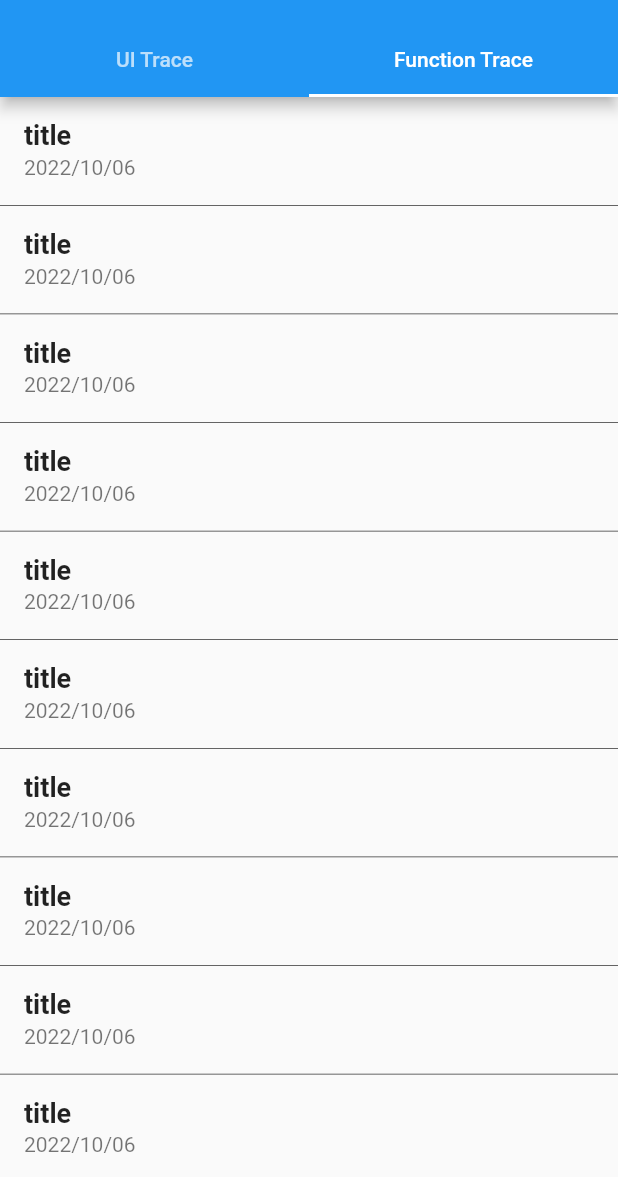
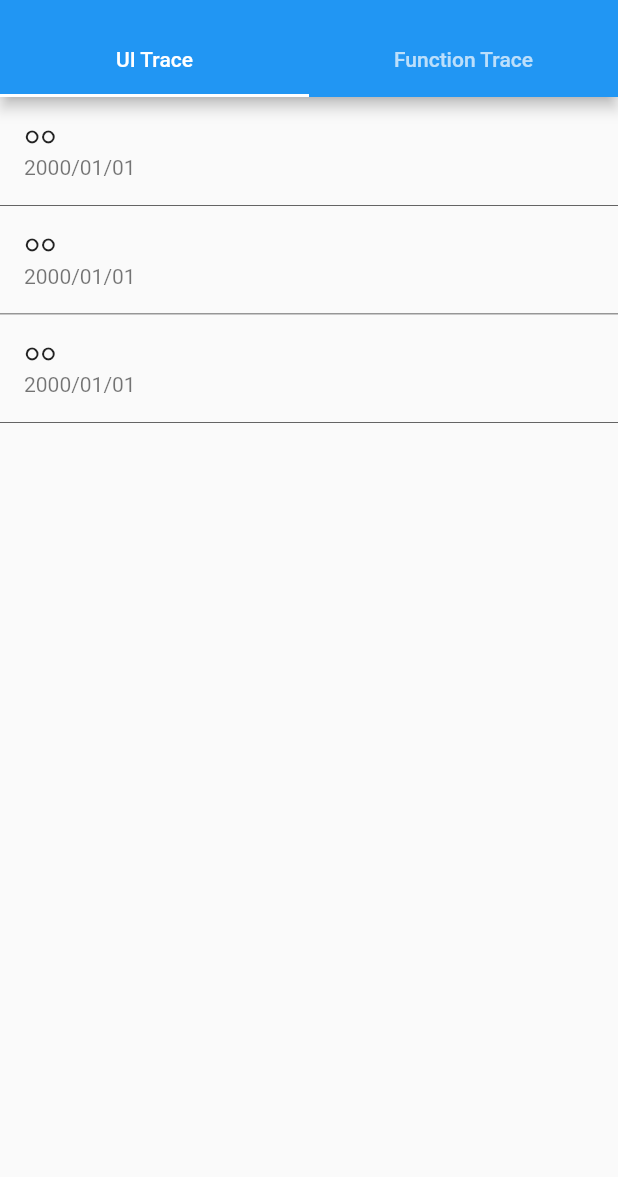
Before and after one commit to KobayashiYoh/weekly_trace_challenge, a Flutter app: the screen it shows after launch, on a phone screen of 412 x 824 dp, the part 59-1236 px from its top. Run offline on Flutter 3.47's test engine with Material 2 defaults, Android fonts, the light colour scheme and no system bars.

Commit message:
トレースアイテムを表示

```diff
--- a/lib/top_page/top_page.dart
+++ b/lib/top_page/top_page.dart
@@ -11,7 +11,7 @@ class TopPage extends StatelessWidget {
   @override
   Widget build(BuildContext context) {
     return DefaultTabController(
-      initialIndex: 1,
+      initialIndex: 0,
       length: _titleTexts.length,
       child: Scaffold(
         appBar: AppBar(
--- a/lib/top_page/trace_item_list_view.dart
+++ b/lib/top_page/trace_item_list_view.dart
@@ -1,18 +1,59 @@
 import 'package:flutter/material.dart';
+import 'package:weekly_trace_challenge/top_page/trace.dart';
 import 'package:weekly_trace_challenge/top_page/trace_item_tile.dart';
 
 class TraceItemListView extends StatelessWidget {
   final int index;
   const TraceItemListView({Key? key, required this.index}) : super(key: key);
 
+  static const List<Trace> _uiTraces = [
+    Trace(
+      title: '○○',
+      date: '2000/01/01',
+      page: Scaffold(),
+    ),
+    Trace(
+      title: '○○',
+      date: '2000/01/01',
+      page: Scaffold(),
+    ),
+    Trace(
+      title: '○○',
+      date: '2000/01/01',
+      page: Scaffold(),
+    ),
+  ];
+
+  static const List<Trace> _functionTraces = [
+    Trace(
+      title: '○○',
+      date: '2000/01/01',
+      page: Scaffold(),
+    ),
+    Trace(
+      title: '○○',
+      date: '2000/01/01',
+      page: Scaffold(),
+    ),
+    Trace(
+      title: '○○',
+      date: '2000/01/01',
+      page: Scaffold(),
+    ),
+  ];
+
+  final List<List<Trace>> _traceLists = const [
+    _uiTraces,
+    _functionTraces,
+  ];
+
   @override
   Widget build(BuildContext context) {
     return ListView(
       children: [
-        for (int i = 0; i < 20; i++)
-          const TraceItemTile(
-            title: 'title',
-            date: '2022/10/06',
+        for (var item in _traceLists[index])
+          TraceItemTile(
+            trace: item,
           ),
       ],
     );
--- a/lib/top_page/trace_item_tile.dart
+++ b/lib/top_page/trace_item_tile.dart
@@ -1,13 +1,9 @@
 import 'package:flutter/material.dart';
+import 'package:weekly_trace_challenge/top_page/trace.dart';
 
 class TraceItemTile extends StatelessWidget {
-  final String title;
-  final String date;
-  const TraceItemTile({
-    Key? key,
-    required this.title,
-    required this.date,
-  }) : super(key: key);
+  final Trace trace;
+  const TraceItemTile({Key? key, required this.trace}) : super(key: key);
 
   @override
   Widget build(BuildContext context) {
@@ -19,14 +15,20 @@ class TraceItemTile extends StatelessWidget {
       ),
       child: ListTile(
         title: Text(
-          title,
+          trace.title,
           style: const TextStyle(
             fontSize: 18.0,
             fontWeight: FontWeight.bold,
           ),
         ),
-        subtitle: Text(date),
-        onTap: () {},
+        subtitle: Text(trace.date),
+        onTap: () {
+          Navigator.of(context).push(
+            MaterialPageRoute(
+              builder: (_) => trace.page,
+            ),
+          );
+        },
       ),
     );
   }
```
